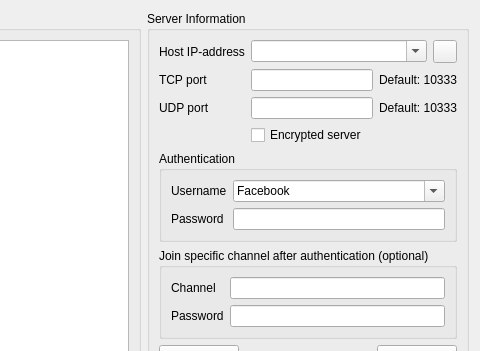
BearWare/TeamTalk5, file qtTeamTalk/serverlist.ui: the form before one commit; both pictures show x 179 to 659 and y 0 to 351 of the 659 by 572 pixel window.
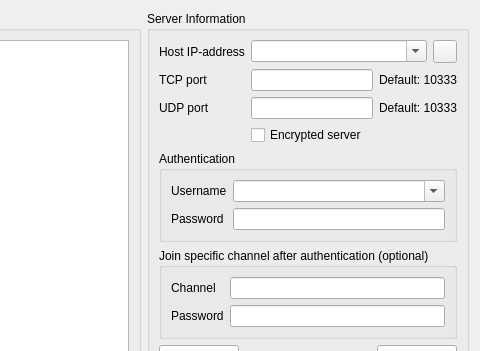
The form after the commit. Icons and pictures are not drawn.

Commit message: Manually add facebook login

Diff of the .ui file:
```diff
--- a/qtTeamTalk/serverlist.ui
+++ b/qtTeamTalk/serverlist.ui
@@ -199,11 +199,9 @@
              <property name="editable">
               <bool>true</bool>
              </property>
-             <item>
-              <property name="text">
-               <string>Facebook</string>
-              </property>
-             </item>
+             <property name="currentText">
+              <string/>
+             </property>
             </widget>
            </item>
           </layout>
```
The commit also changes 2 other files.
